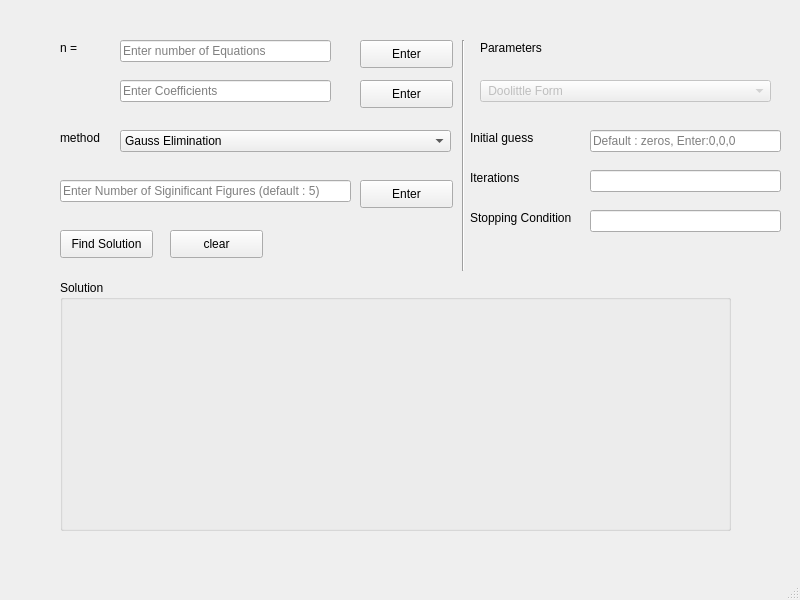
The window that test.ui (Ali-El-Deen575/Solving-Linear-Equations) describes before a commit, drawn with Qt 5.
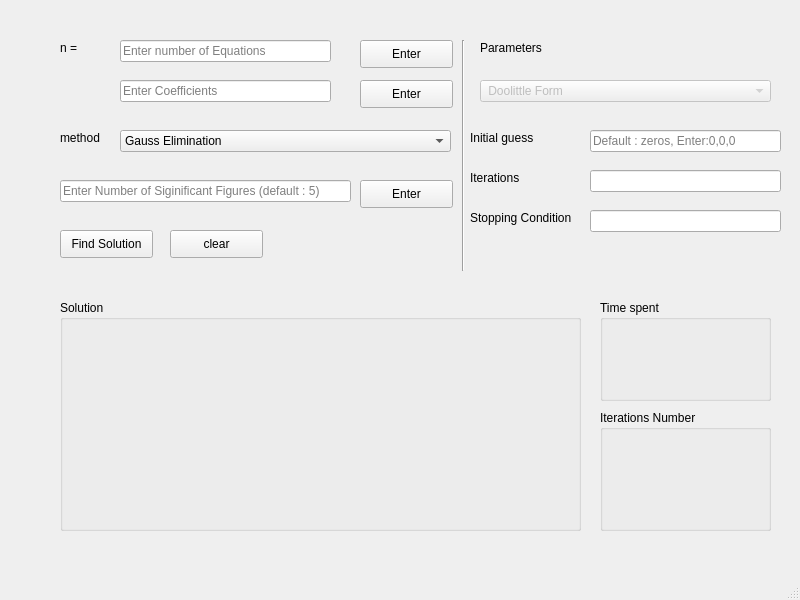
The same window after the commit.

Commit message: time calculation added

What changed in the file:
```diff
--- a/test.ui
+++ b/test.ui
@@ -331,9 +331,9 @@
     <property name="geometry">
      <rect>
       <x>60</x>
-      <y>280</y>
-      <width>671</width>
-      <height>251</height>
+      <y>300</y>
+      <width>521</width>
+      <height>231</height>
      </rect>
     </property>
     <property name="title">
@@ -342,7 +342,7 @@
     <widget class="QLabel" name="result">
      <property name="geometry">
       <rect>
-       <x>100</x>
+       <x>10</x>
        <y>40</y>
        <width>461</width>
        <height>161</height>
@@ -353,6 +353,58 @@
      </property>
     </widget>
    </widget>
+   <widget class="QGroupBox" name="groupBox_2">
+    <property name="geometry">
+     <rect>
+      <x>600</x>
+      <y>300</y>
+      <width>171</width>
+      <height>101</height>
+     </rect>
+    </property>
+    <property name="title">
+     <string>Time spent</string>
+    </property>
+    <widget class="QLabel" name="time">
+     <property name="geometry">
+      <rect>
+       <x>30</x>
+       <y>40</y>
+       <width>101</width>
+       <height>20</height>
+      </rect>
+     </property>
+     <property name="text">
+      <string/>
+     </property>
+    </widget>
+   </widget>
+   <widget class="QGroupBox" name="groupBox_3">
+    <property name="geometry">
+     <rect>
+      <x>600</x>
+      <y>410</y>
+      <width>171</width>
+      <height>121</height>
+     </rect>
+    </property>
+    <property name="title">
+     <string>Iterations Number</string>
+    </property>
+    <widget class="QLabel" name="Iterations">
+     <property name="geometry">
+      <rect>
+       <x>30</x>
+       <y>50</y>
+       <width>81</width>
+       <height>20</height>
+      </rect>
+     </property>
+     <property name="text">
+      <string/>
+     </property>
+    </widget>
+   </widget>
   </widget>
   <widget class="QMenuBar" name="menubar">
    <property name="geometry">
```
The commit also changes 1 other file.
